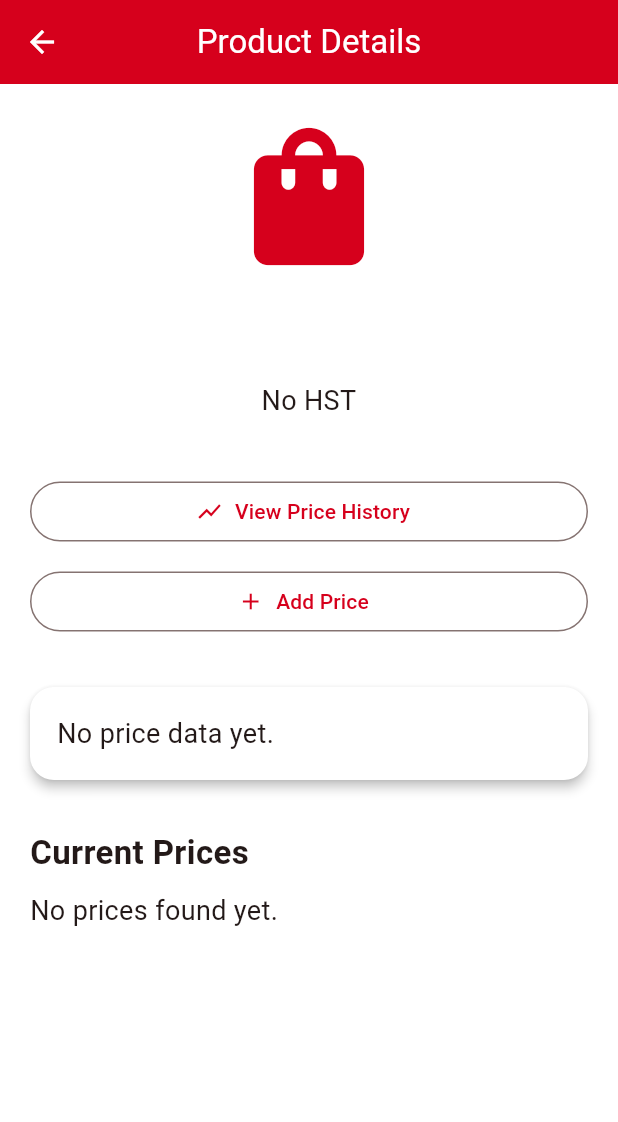
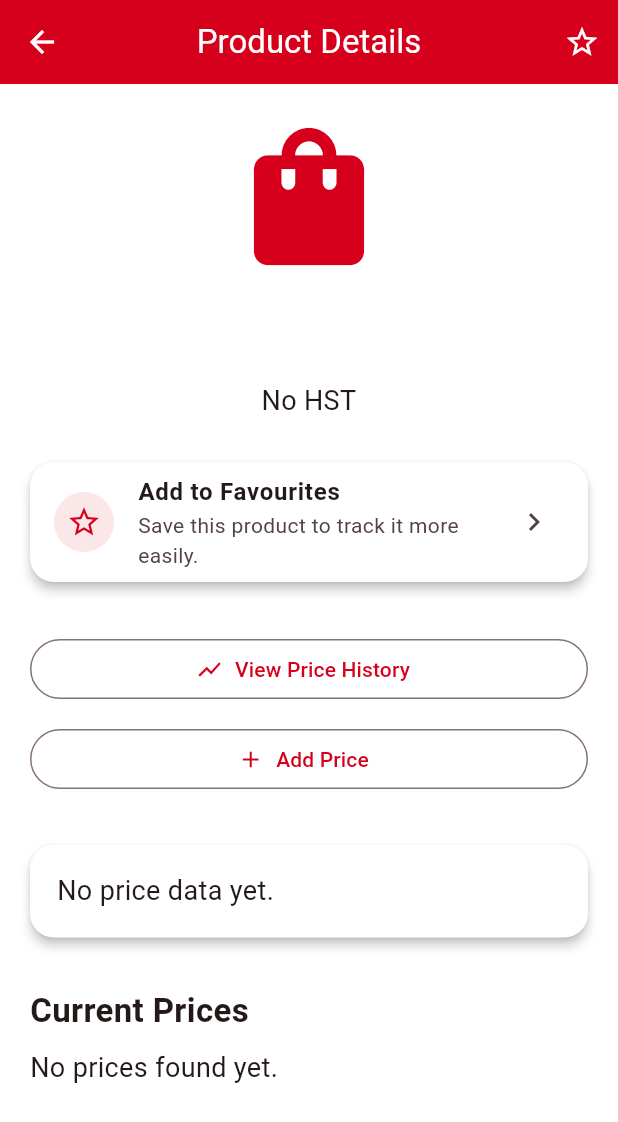
Before and after one commit to bobbybou14/SmartCart-Canada, a Flutter app: the ProductDetailsScreen screen opened directly with empty values, on a phone screen of 412 x 824 dp. Shown: the top 1122 px of the screen. Run offline on Flutter 3.47's test engine with Material 3 defaults, Android fonts, the phone set to English and light mode, and no system bars; our stand-ins replace flutter_dotenv, image_picker, supabase_flutter; missing offline and left inert: google_mlkit_text_recognition, mobile_scanner; accounts and stored records are empty.

Commit message:
Add product favorites with Supabase support

```diff
--- a/lib/screens/product_details_screen.dart
+++ b/lib/screens/product_details_screen.dart
@@ -4,6 +4,7 @@ import '../core/theme/app_colors.dart';
 import '../models/cart_item.dart';
 import '../models/price.dart';
 import '../models/product.dart';
+import '../service/favorites_service.dart';
 import '../service/price_service.dart';
 import 'add_price_screen.dart';
 import 'price_history_screen.dart';
@@ -19,18 +20,31 @@ class ProductDetailsScreen extends StatefulWidget {
   });
 
   @override
-  State<ProductDetailsScreen> createState() => _ProductDetailsScreenState();
+  State<ProductDetailsScreen> createState() =>
+      _ProductDetailsScreenState();
 }
 
 class _ProductDetailsScreenState extends State<ProductDetailsScreen> {
   List<Price> prices = [];
+
   bool loading = true;
+  bool isFavorite = false;
+  bool isLoadingFavorite = true;
+  bool isUpdatingFavorite = false;
+
   String? errorMessage;
 
   @override
   void initState() {
     super.initState();
-    loadPrices();
+    loadProductDetails();
+  }
+
+  Future<void> loadProductDetails() async {
+    await Future.wait([
+      loadPrices(),
+      loadFavoriteStatus(),
+    ]);
   }
 
   Future<void> loadPrices() async {
@@ -41,7 +55,9 @@ class _ProductDetailsScreenState extends State<ProductDetailsScreen> {
 
     try {
       final results =
-          await PriceService.getPricesForProduct(widget.product.barcode);
+          await PriceService.getPricesForProduct(
+        widget.product.barcode,
+      );
 
       if (!mounted) return;
 
@@ -54,8 +70,91 @@ class _ProductDetailsScreenState extends State<ProductDetailsScreen> {
 
       setState(() {
         loading = false;
-        errorMessage = 'Unable to load prices: $error';
+        errorMessage =
+            'Unable to load prices: $error';
       });
+    }
+  }
+
+  Future<void> loadFavoriteStatus() async {
+    setState(() {
+      isLoadingFavorite = true;
+    });
+
+    try {
+      final favoriteStatus =
+          await FavoritesService.isFavorite(
+        widget.product.barcode,
+      );
+
+      if (!mounted) return;
+
+      setState(() {
+        isFavorite = favoriteStatus;
+        isLoadingFavorite = false;
+      });
+    } catch (error) {
+      if (!mounted) return;
+
+      setState(() {
+        isLoadingFavorite = false;
+      });
+
+      ScaffoldMessenger.of(context).showSnackBar(
+        SnackBar(
+          content: Text(
+            'Unable to load favourite status: $error',
+          ),
+        ),
+      );
+    }
+  }
+
+  Future<void> toggleFavorite() async {
+    if (isUpdatingFavorite) {
+      return;
+    }
+
+    setState(() {
+      isUpdatingFavorite = true;
+    });
+
+    try {
+      final updatedStatus =
+          await FavoritesService.toggleFavorite(
+        widget.product,
+      );
+
+      if (!mounted) return;
+
+      setState(() {
+        isFavorite = updatedStatus;
+        isUpdatingFavorite = false;
+      });
+
+      ScaffoldMessenger.of(context).showSnackBar(
+        SnackBar(
+          content: Text(
+            updatedStatus
+                ? '${widget.product.name} added to favourites.'
+                : '${widget.product.name} removed from favourites.',
+          ),
+        ),
+      );
+    } catch (error) {
+      if (!mounted) return;
+
+      setState(() {
+        isUpdatingFavorite = false;
+      });
+
+      ScaffoldMessenger.of(context).showSnackBar(
+        SnackBar(
+          content: Text(
+            'Unable to update favourite: $error',
+          ),
+        ),
+      );
     }
   }
 
@@ -175,6 +274,55 @@ class _ProductDetailsScreenState extends State<ProductDetailsScreen> {
     );
   }
 
+  Widget favoriteStatusCard() {
+    return Card(
+      child: ListTile(
+        leading: CircleAvatar(
+          backgroundColor: isFavorite
+              ? Colors.amber.withValues(alpha: 0.16)
+              : AppColors.primary.withValues(
+                  alpha: 0.10,
+                ),
+          child: Icon(
+            isFavorite
+                ? Icons.star
+                : Icons.star_border,
+            color: isFavorite
+                ? Colors.amber.shade800
+                : AppColors.primary,
+          ),
+        ),
+        title: Text(
+          isFavorite
+              ? 'Saved to Favourites'
+              : 'Add to Favourites',
+          style: const TextStyle(
+            fontWeight: FontWeight.bold,
+          ),
+        ),
+        subtitle: Text(
+          isFavorite
+              ? 'SmartCart will keep this product on your watchlist.'
+              : 'Save this product to track it more easily.',
+        ),
+        trailing: isUpdatingFavorite
+            ? const SizedBox(
+                width: 22,
+                height: 22,
+                child: CircularProgressIndicator(
+                  strokeWidth: 2,
+                ),
+              )
+            : const Icon(
+                Icons.chevron_right,
+              ),
+        onTap: isUpdatingFavorite
+            ? null
+            : toggleFavorite,
+      ),
+    );
+  }
+
   Widget priceSummaryCard() {
     if (loading) {
       return const Card(
@@ -229,7 +377,9 @@ class _ProductDetailsScreenState extends State<ProductDetailsScreen> {
 
     final bestPrice = prices.reduce(
       (current, next) =>
-          next.price < current.price ? next : current,
+          next.price < current.price
+              ? next
+              : current,
     );
 
     return Card(
@@ -237,7 +387,8 @@ class _ProductDetailsScreenState extends State<ProductDetailsScreen> {
       child: Padding(
         padding: const EdgeInsets.all(18),
         child: Column(
-          crossAxisAlignment: CrossAxisAlignment.stretch,
+          crossAxisAlignment:
+              CrossAxisAlignment.stretch,
           children: [
             const Text(
               'Best Price',
@@ -251,7 +402,9 @@ class _ProductDetailsScreenState extends State<ProductDetailsScreen> {
               bestPrice.store.isEmpty
                   ? 'Unknown Store'
                   : bestPrice.store,
-              style: const TextStyle(fontSize: 20),
+              style: const TextStyle(
+                fontSize: 20,
+              ),
             ),
             Text(
               '\$${bestPrice.price.toStringAsFixed(2)}',
@@ -262,14 +415,25 @@ class _ProductDetailsScreenState extends State<ProductDetailsScreen> {
               ),
             ),
             const Divider(height: 28),
-            _summaryRow('Average Price', averagePrice),
-            _summaryRow('Highest Price', highestPrice),
-            _summaryRow('Potential Savings', potentialSavings),
+            _summaryRow(
+              'Average Price',
+              averagePrice,
+            ),
+            _summaryRow(
+              'Highest Price',
+              highestPrice,
+            ),
+            _summaryRow(
+              'Potential Savings',
+              potentialSavings,
+            ),
             const SizedBox(height: 6),
             Text(
               '${prices.length} price record'
               '${prices.length == 1 ? '' : 's'} compared',
-              style: const TextStyle(fontSize: 16),
+              style: const TextStyle(
+                fontSize: 16,
+              ),
             ),
           ],
         ),
@@ -277,15 +441,23 @@ class _ProductDetailsScreenState extends State<ProductDetailsScreen> {
     );
   }
 
-  Widget _summaryRow(String label, double amount) {
+  Widget _summaryRow(
+    String label,
+    double amount,
+  ) {
     return Padding(
-      padding: const EdgeInsets.only(bottom: 6),
+      padding: const EdgeInsets.only(
+        bottom: 6,
+      ),
       child: Row(
-        mainAxisAlignment: MainAxisAlignment.spaceBetween,
+        mainAxisAlignment:
+            MainAxisAlignment.spaceBetween,
         children: [
           Text(
             label,
-            style: const TextStyle(fontSize: 17),
+            style: const TextStyle(
+              fontSize: 17,
+            ),
           ),
           Text(
             '\$${amount.toStringAsFixed(2)}',
@@ -301,18 +473,25 @@ class _ProductDetailsScreenState extends State<ProductDetailsScreen> {
 
   Widget priceCard(Price price) {
     final isCheapest =
-        prices.isNotEmpty && price.price == lowestPrice;
+        prices.isNotEmpty &&
+        price.price == lowestPrice;
 
     final location = [
       price.city,
       price.province,
-    ].where((value) => value.trim().isNotEmpty).join(', ');
+    ].where(
+      (value) => value.trim().isNotEmpty,
+    ).join(', ');
 
     return Card(
-      margin: const EdgeInsets.symmetric(vertical: 6),
+      margin: const EdgeInsets.symmetric(
+        vertical: 6,
+      ),
       child: ListTile(
         leading: Icon(
-          isCheapest ? Icons.emoji_events : Icons.store,
+          isCheapest
+              ? Icons.emoji_events
+              : Icons.store,
           color: isCheapest
               ? AppColors.warning
               : AppColors.primary,
@@ -349,9 +528,43 @@ class _ProductDetailsScreenState extends State<ProductDetailsScreen> {
     return Scaffold(
       appBar: AppBar(
         title: const Text('Product Details'),
+        actions: [
+          if (isLoadingFavorite)
+            const Padding(
+              padding: EdgeInsets.symmetric(
+                horizontal: 16,
+              ),
+              child: Center(
+                child: SizedBox(
+                  width: 22,
+                  height: 22,
+                  child: CircularProgressIndicator(
+                    strokeWidth: 2,
+                  ),
+                ),
+              ),
+            )
+          else
+            IconButton(
+              onPressed: isUpdatingFavorite
+                  ? null
+                  : toggleFavorite,
+              icon: Icon(
+                isFavorite
+                    ? Icons.star
+                    : Icons.star_border,
+                color: isFavorite
+                    ? Colors.amber
+                    : null,
+              ),
+              tooltip: isFavorite
+                  ? 'Remove from Favourites'
+                  : 'Add to Favourites',
+            ),
+        ],
       ),
       body: RefreshIndicator(
-        onRefresh: loadPrices,
+        onRefresh: loadProductDetails,
         color: AppColors.primary,
         child: ListView(
           padding: const EdgeInsets.all(20),
@@ -370,13 +583,17 @@ class _ProductDetailsScreenState extends State<ProductDetailsScreen> {
               Text(
                 product.brand,
                 textAlign: TextAlign.center,
-                style: const TextStyle(fontSize: 18),
+                style: const TextStyle(
+                  fontSize: 18,
+                ),
               ),
             if (product.size.isNotEmpty)
               Text(
                 product.size,
                 textAlign: TextAlign.center,
-                style: const TextStyle(fontSize: 18),
+                style: const TextStyle(
+                  fontSize: 18,
+                ),
               ),
             const SizedBox(height: 10),
             Text(
@@ -384,32 +601,46 @@ class _ProductDetailsScreenState extends State<ProductDetailsScreen> {
                   ? 'Ontario HST Applies'
                   : 'No HST',
               textAlign: TextAlign.center,
-              style: const TextStyle(fontSize: 18),
+              style: const TextStyle(
+                fontSize: 18,
+              ),
             ),
-            const SizedBox(height: 25),
+            const SizedBox(height: 20),
+            favoriteStatusCard(),
+            const SizedBox(height: 14),
             if (widget.onAddToCart != null)
               SizedBox(
                 width: double.infinity,
                 child: ElevatedButton.icon(
                   onPressed: addToCart,
-                  icon: const Icon(Icons.shopping_cart),
-                  label: const Text('Add to Cart'),
+                  icon: const Icon(
+                    Icons.shopping_cart,
+                  ),
+                  label: const Text(
+                    'Add to Cart',
+                  ),
                 ),
               ),
             const SizedBox(height: 12),
             SizedBox(
               width: double.infinity,
               child: OutlinedButton.icon(
-                onPressed: openPriceHistoryScreen,
-                icon: const Icon(Icons.show_chart),
-                label: const Text('View Price History'),
+                onPressed:
+                    openPriceHistoryScreen,
+                icon: const Icon(
+                  Icons.show_chart,
+                ),
+                label: const Text(
+                  'View Price History',
+                ),
               ),
             ),
             const SizedBox(height: 12),
             SizedBox(
               width: double.infinity,
               child: OutlinedButton.icon(
-                onPressed: openAddPriceScreen,
+                onPressed:
+                    openAddPriceScreen,
                 icon: const Icon(Icons.add),
                 label: const Text('Add Price'),
               ),
@@ -430,9 +661,12 @@ class _ProductDetailsScreenState extends State<ProductDetailsScreen> {
                 prices.isEmpty)
               const Text(
                 'No prices found yet.',
-                style: TextStyle(fontSize: 18),
+                style: TextStyle(
+                  fontSize: 18,
+                ),
               )
-            else if (!loading && errorMessage == null)
+            else if (!loading &&
+                errorMessage == null)
               ...prices.map(priceCard),
             const SizedBox(height: 80),
           ],
--- /dev/null
+++ b/lib/service/favorites_service.dart
@@ -0,0 +1,145 @@
+import 'package:supabase_flutter/supabase_flutter.dart';
+
+import '../models/product.dart';
+
+class FavoriteProduct {
+  final String id;
+  final String barcode;
+  final DateTime createdAt;
+  final Product? product;
+
+  const FavoriteProduct({
+    required this.id,
+    required this.barcode,
+    required this.createdAt,
+    this.product,
+  });
+
+  factory FavoriteProduct.fromMap(
+    Map<String, dynamic> map,
+  ) {
+    Product? product;
+
+    final productData = map['products'];
+
+    if (productData is Map<String, dynamic>) {
+      product = Product.fromMap(productData);
+    } else if (productData is Map) {
+      product = Product.fromMap(
+        Map<String, dynamic>.from(productData),
+      );
+    }
+
+    return FavoriteProduct(
+      id: map['id']?.toString() ?? '',
+      barcode: map['barcode']?.toString() ?? '',
+      createdAt:
+          DateTime.tryParse(
+            map['created_at']?.toString() ?? '',
+          ) ??
+          DateTime.now(),
+      product: product,
+    );
+  }
+}
+
+class FavoritesService {
+  static final SupabaseClient _supabase =
+      Supabase.instance.client;
+
+  static Future<List<FavoriteProduct>>
+  getFavorites() async {
+    final response = await _supabase
+        .from('favorites')
+        .select('''
+          id,
+          barcode,
+          created_at,
+          products (
+            barcode,
+            name,
+            brand,
+            category,
+            size,
+            image_url,
+            taxable
+          )
+        ''')
+        .order('created_at', ascending: false);
+
+    return List<Map<String, dynamic>>.from(response)
+        .map(FavoriteProduct.fromMap)
+        .toList();
+  }
+
+  static Future<bool> isFavorite(
+    String barcode,
+  ) async {
+    final cleanedBarcode = barcode.trim();
+
+    if (cleanedBarcode.isEmpty) {
+      return false;
+    }
+
+    final response = await _supabase
+        .from('favorites')
+        .select('id')
+        .eq('barcode', cleanedBarcode)
+        .limit(1);
+
+    return response.isNotEmpty;
+  }
+
+  static Future<void> addFavorite(
+    Product product,
+  ) async {
+    final barcode = product.barcode.trim();
+
+    if (barcode.isEmpty) {
+      throw Exception(
+        'This product does not have a valid barcode.',
+      );
+    }
+
+    final alreadyFavorite =
+        await isFavorite(barcode);
+
+    if (alreadyFavorite) {
+      return;
+    }
+
+    await _supabase.from('favorites').insert({
+      'barcode': barcode,
+    });
+  }
+
+  static Future<void> removeFavorite(
+    String barcode,
+  ) async {
+    final cleanedBarcode = barcode.trim();
+
+    if (cleanedBarcode.isEmpty) {
+      return;
+    }
+
+    await _supabase
+        .from('favorites')
+        .delete()
+        .eq('barcode', cleanedBarcode);
+  }
+
+  static Future<bool> toggleFavorite(
+    Product product,
+  ) async {
+    final currentlyFavorite =
+        await isFavorite(product.barcode);
+
+    if (currentlyFavorite) {
+      await removeFavorite(product.barcode);
+      return false;
+    }
+
+    await addFavorite(product);
+    return true;
+  }
+}
```
